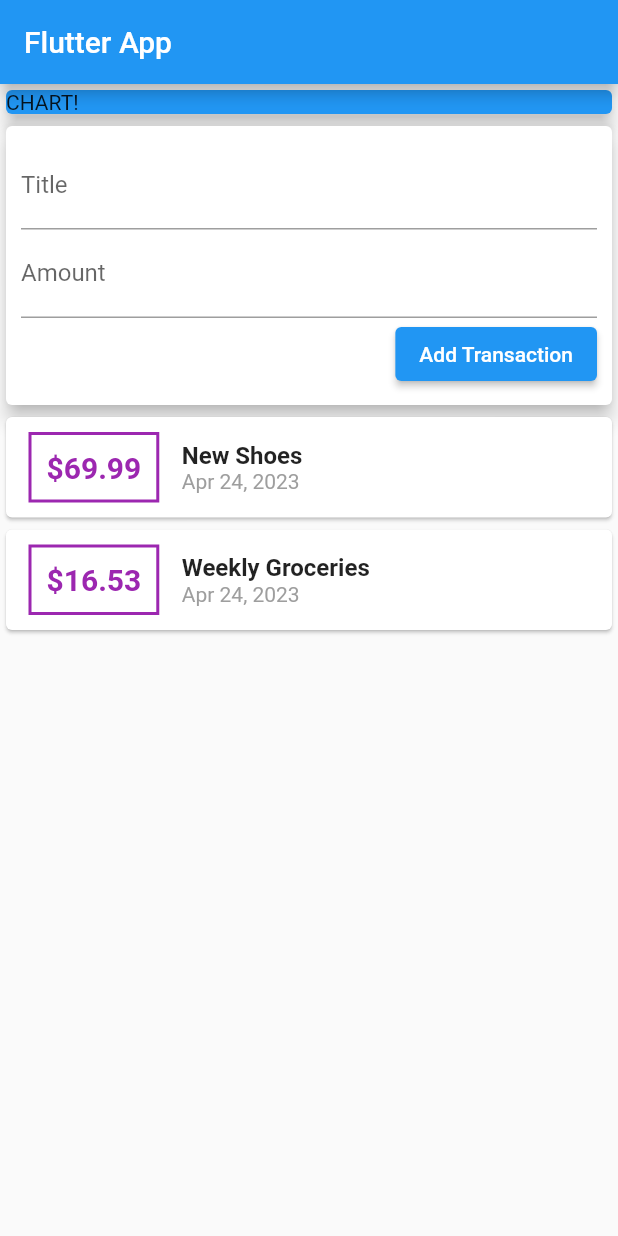
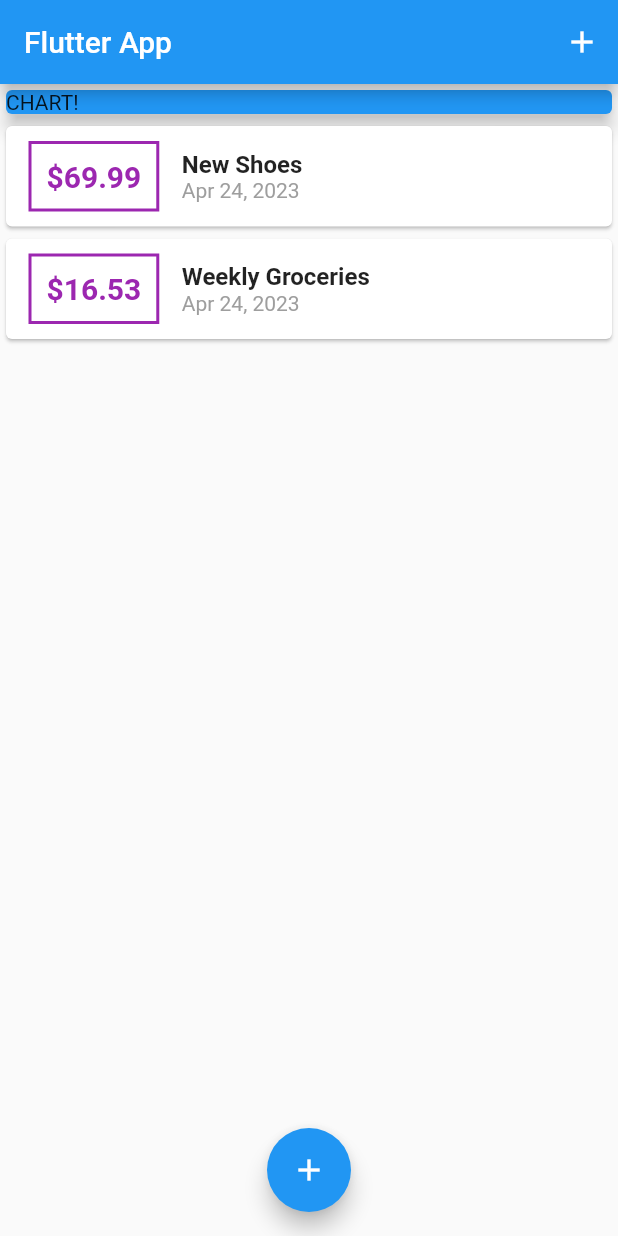
Before and after one commit to georgebolarakis/expenses, a Flutter app: the screen it shows after launch, on a phone screen of 412 x 824 dp. Run offline on Flutter 3.47's test engine with Material 2 defaults, Android fonts, the phone set to English and light mode, and no system bars.

Commit message:
add floating button method to reveil

```diff
--- a/lib/main.dart
+++ b/lib/main.dart
@@ -1,8 +1,7 @@
 import 'package:flutter/material.dart';
 import 'package:flutter_complete_guide/widgets/new_transaction.dart';
-import 'package:flutter_complete_guide/widgets/user_transactions.dart';
-import 'package:intl/intl.dart';
 
+import 'models/transaction.dart';
 import 'widgets/transaction_list.dart';
 
 void main() => runApp(MyApp());
@@ -17,15 +16,59 @@ class MyApp extends StatelessWidget {
   }
 }
 
-class MyHomePage extends StatelessWidget {
+class MyHomePage extends StatefulWidget {
+  @override
+  State<MyHomePage> createState() => _MyHomePageState();
+}
+
+class _MyHomePageState extends State<MyHomePage> {
+  final List<Transaction> _userTransactions = [
+    Transaction(
+      id: 't1',
+      title: 'New Shoes',
+      amount: 69.99,
+      date: DateTime.now(),
+    ),
+    Transaction(
+      id: 't2',
+      title: 'Weekly Groceries',
+      amount: 16.53,
+      date: DateTime.now(),
+    ),
+  ];
+
+  void _addNewTransaction(String txTitle, double txAmount) {
+    final newTx = Transaction(
+      title: txTitle,
+      amount: txAmount,
+      date: DateTime.now(),
+      id: DateTime.now().toString(),
+    );
+    setState(() {
+      _userTransactions.add(newTx);
+    });
+  }
+
   // String titleInput;
-  // String amountInput;
+  void startAddNewTransaction(BuildContext ctx) {
+    showModalBottomSheet(
+        context: ctx,
+        builder: (bCtx) {
+          return NewTransaction(_addNewTransaction);
+        });
+  }
 
   @override
   Widget build(BuildContext context) {
     return Scaffold(
       appBar: AppBar(
         title: Text('Flutter App'),
+        actions: <Widget>[
+          IconButton(
+            icon: Icon(Icons.add),
+            onPressed: () {},
+          )
+        ],
       ),
       body: SingleChildScrollView(
         child: Column(
@@ -40,9 +83,14 @@ class MyHomePage extends StatelessWidget {
                 elevation: 5,
               ),
             ),
-            UserTransactions()
+            TransactionList(_userTransactions),
           ],
         ),
+      ),
+      floatingActionButtonLocation: FloatingActionButtonLocation.centerFloat,
+      floatingActionButton: FloatingActionButton(
+        child: Icon(Icons.add),
+        onPressed: () {},
       ),
     );
   }
--- a/lib/widgets/transaction_list.dart
+++ b/lib/widgets/transaction_list.dart
@@ -13,7 +13,7 @@ class TransactionList extends StatelessWidget {
     return Container(
       height: 300,
       child: ListView.builder(
-          itemBuilder: (ctx, index){
+        itemBuilder: (ctx, index) {
           return Card(
             child: Row(
               children: <Widget>[
@@ -59,11 +59,8 @@ class TransactionList extends StatelessWidget {
               ],
             ),
           );
-
         },
         itemCount: transactions.length,
-
-
       ),
     );
   }
--- a/lib/widgets/user_transactions.dart
+++ /dev/null
@@ -1,52 +0,0 @@
-import 'package:flutter/material.dart';
-
-import '../models/transaction.dart';
-import 'new_transaction.dart';
-import 'transaction_list.dart';
-
-class UserTransactions extends StatefulWidget {
-  const UserTransactions({Key key}) : super(key: key);
-
-  @override
-  State<UserTransactions> createState() => _UserTransactionsState();
-}
-
-class _UserTransactionsState extends State<UserTransactions> {
-
-  final List<Transaction> _userTransactions = [
-    Transaction(
-      id: 't1',
-      title: 'New Shoes',
-      amount: 69.99,
-      date: DateTime.now(),
-    ),
-    Transaction(
-      id: 't2',
-      title: 'Weekly Groceries',
-      amount: 16.53,
-      date: DateTime.now(),
-    ),
-  ];
-
-  void _addNewTransaction(String txTitle, double txAmount) {
-    final newTx = Transaction(
-      title: txTitle,
-      amount: txAmount,
-      date: DateTime.now(),
-      id: DateTime.now().toString(),
-    );
-    setState(() {
-      _userTransactions.add(newTx);
-    });
-  }
-
-  @override
-  Widget build(BuildContext context) {
-    return Column(
-      children: [
-        NewTransaction(_addNewTransaction),
-        TransactionList(_userTransactions),
-      ],
-    );
-  }
-}
```
Lines whose indentation alone changed are shown as unchanged.
